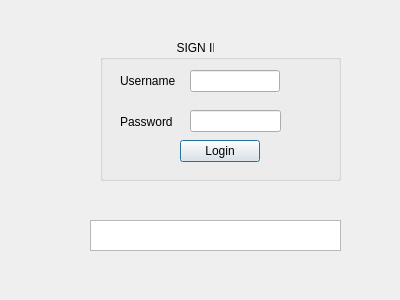
Old version of the form client/login.ui in the repository alu0100851700/ChatMultiusuario.
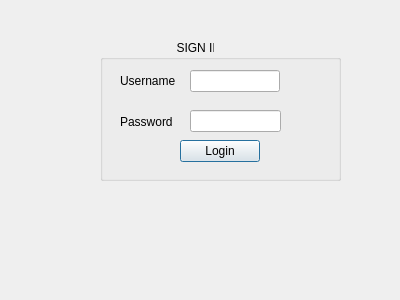
New version of the form.

Commit message: Mas cambios del login

What changed in the file:
```diff
--- a/client/login.ui
+++ b/client/login.ui
@@ -17,13 +17,21 @@
    <property name="geometry">
     <rect>
      <x>100</x>
-     <y>220</y>
+     <y>200</y>
      <width>291</width>
      <height>31</height>
     </rect>
    </property>
+   <property name="font">
+    <font>
+     <family>FreeSans</family>
+     <pointsize>12</pointsize>
+     <weight>75</weight>
+     <bold>true</bold>
+    </font>
+   </property>
    <property name="text">
-    <string>&lt;b&gt;Status[+]&lt;/b&gt;</string>
+    <string/>
    </property>
   </widget>
   <widget class="QGroupBox" name="groupBox">
@@ -104,19 +112,6 @@
     </property>
    </widget>
   </widget>
-  <widget class="QPlainTextEdit" name="messageText">
-   <property name="geometry">
-    <rect>
-     <x>90</x>
-     <y>220</y>
-     <width>251</width>
-     <height>31</height>
-    </rect>
-   </property>
-   <property name="lineWidth">
-    <number>0</number>
-   </property>
-  </widget>
  </widget>
  <resources/>
  <connections/>
```
The commit also changes 3 other files.
